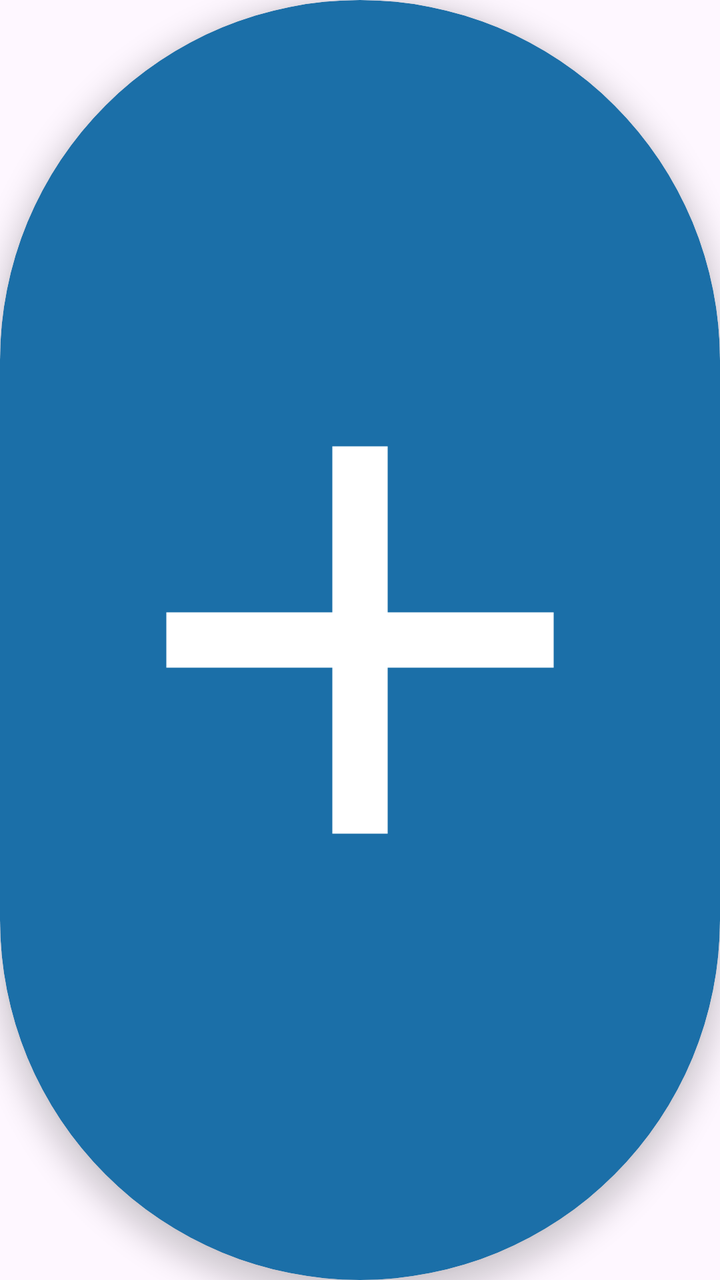
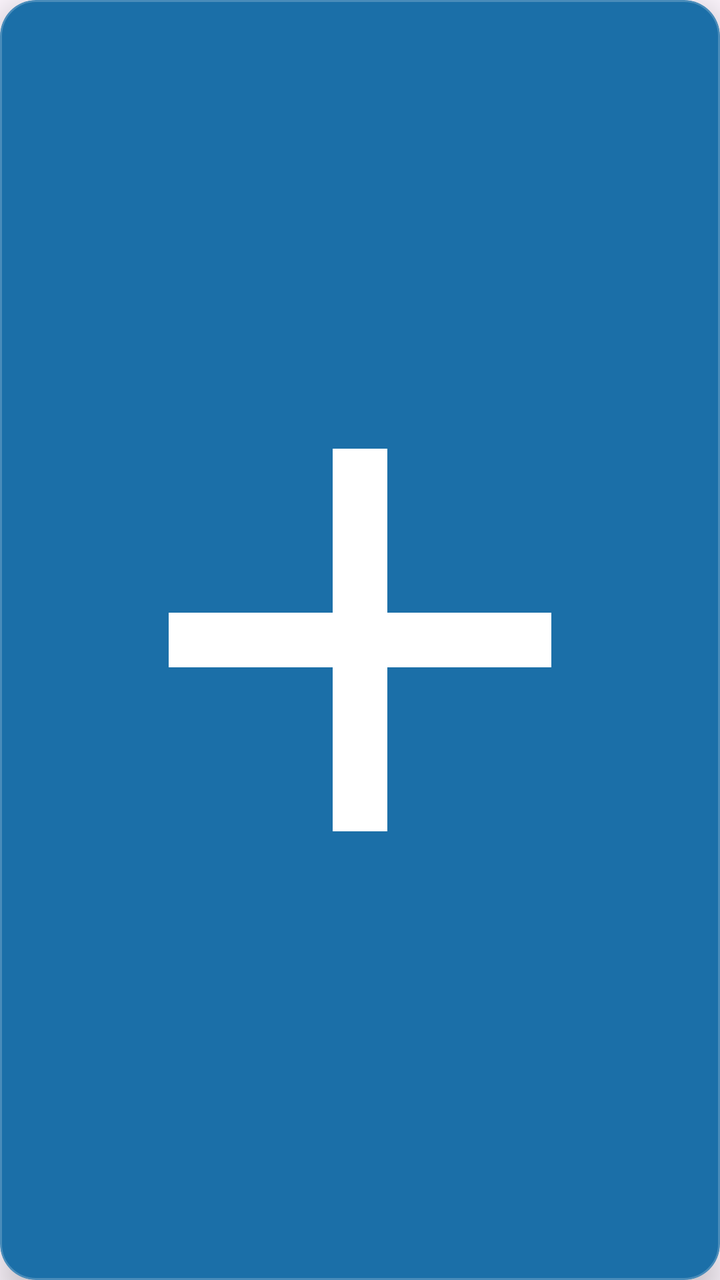

The first picture is an Android layout as it rendered before a commit; the second is the same layout after the commit. The layout source and the unified diff follow.
<!-- AndroidManifest.xml: application theme Theme.FolderShelf -->
<!-- res/layout/overlay_bubble.xml -->
<?xml version="1.0" encoding="utf-8"?>
<com.google.android.material.card.MaterialCardView
    xmlns:android="http://schemas.android.com/apk/res/android"
    xmlns:app="http://schemas.android.com/apk/res-auto"
    android:id="@+id/bubbleRoot"
    android:layout_width="match_parent"
    android:layout_height="match_parent"
    app:cardCornerRadius="200dp"
    app:cardElevation="8dp"
    app:cardBackgroundColor="?attr/colorPrimary"
    app:strokeWidth="0dp">

    <ImageView
        android:layout_width="match_parent"
        android:layout_height="match_parent"
        android:padding="14dp"
        android:contentDescription="@string/bubble_content_description"
        android:src="@drawable/ic_add"
        app:tint="?attr/colorOnPrimary" />

</com.google.android.material.card.MaterialCardView>
<!-- resources referenced by this layout -->
<resources>
  <!-- drawable ic_add (drawable) -->
  <vector xmlns:android="http://schemas.android.com/apk/res/android"
      android:width="24dp"
      android:height="24dp"
      android:viewportWidth="24"
      android:viewportHeight="24">
      <path
          android:fillColor="#FFFFFF"
          android:pathData="M11,5 L13,5 L13,11 L19,11 L19,13 L13,13 L13,19 L11,19 L11,13 L5,13 L5,11 L11,11 Z" />
  </vector>
  <string name="bubble_content_description">FolderShelf floating button</string>
  <style name="Theme.FolderShelf" parent="Theme.Material3.DayNight.NoActionBar">
          <item name="colorPrimary">@color/primary_light</item>
          <item name="colorOnPrimary">@color/on_primary_light</item>
          <item name="colorPrimaryContainer">@color/primary_container_light</item>
          <item name="colorOnPrimaryContainer">@color/on_primary_container_light</item>
  
          <item name="colorSecondary">@color/secondary_light</item>
          <item name="colorOnSecondary">@color/on_secondary_light</item>
  
          <item name="colorSurface">@color/surface_light</item>
          <item name="colorOnSurface">@color/on_surface_light</item>
          <item name="colorSurfaceVariant">@color/surface_variant_light</item>
          <item name="colorOnSurfaceVariant">@color/on_surface_variant_light</item>
          <item name="colorSurfaceContainerHigh">@color/surface_container_high_light</item>
          <item name="colorOutlineVariant">@color/outline_variant_light</item>
          <item name="colorError">@color/error_light</item>
  
          <item name="android:statusBarColor">@android:color/transparent</item>
          <item name="android:navigationBarColor">@android:color/transparent</item>
          <item name="android:windowLightStatusBar" tools:targetApi="23">true</item>
      </style>
  <color name="primary_light">#1B6FA8</color>
  <color name="on_primary_light">#FFFFFF</color>
  <color name="primary_container_light">#D2E4FF</color>
  <color name="on_primary_container_light">#001C37</color>
  <color name="secondary_light">#FF8A3D</color>
  <color name="on_secondary_light">#FFFFFF</color>
  <color name="surface_light">#FBFCFF</color>
  <color name="on_surface_light">#1A1C1E</color>
  <color name="surface_variant_light">#DEE3EB</color>
  <color name="on_surface_variant_light">#42474E</color>
  <color name="surface_container_high_light">#EDEFF3</color>
  <color name="outline_variant_light">#C2C7CF</color>
  <color name="error_light">#BA1A1A</color>
</resources>

<!-- the commit's change to res/layout/overlay_bubble.xml (unified diff, before → after) -->
@@ -5,17 +5,18 @@
     android:id="@+id/bubbleRoot"
     android:layout_width="match_parent"
     android:layout_height="match_parent"
-    app:cardCornerRadius="200dp"
-    app:cardElevation="8dp"
+    app:cardCornerRadius="18dp"
+    app:cardElevation="10dp"
     app:cardBackgroundColor="?attr/colorPrimary"
-    app:strokeWidth="0dp">
+    app:strokeColor="#33FFFFFF"
+    app:strokeWidth="1dp">
 
     <ImageView
         android:layout_width="match_parent"
         android:layout_height="match_parent"
-        android:padding="14dp"
+        android:padding="16dp"
         android:contentDescription="@string/bubble_content_description"
         android:src="@drawable/ic_add"
-        app:tint="?attr/colorOnPrimary" />
+        app:tint="@android:color/white" />
 
 </com.google.android.material.card.MaterialCardView>
